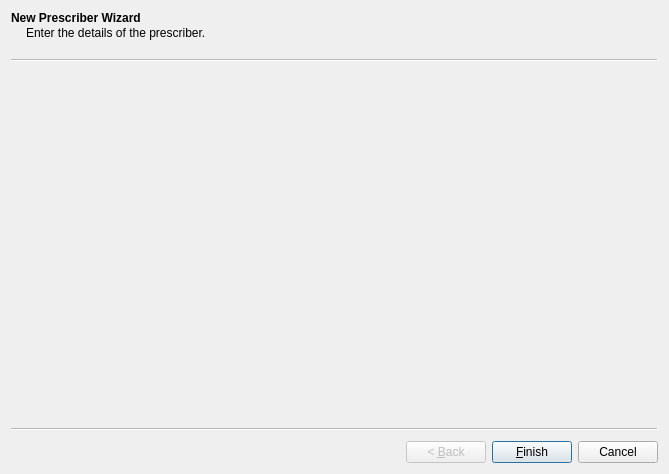
The window that mtrack/alterprescriberwizard.ui (kyledevans/Medicine-Track) describes before a commit, drawn with Qt 5.
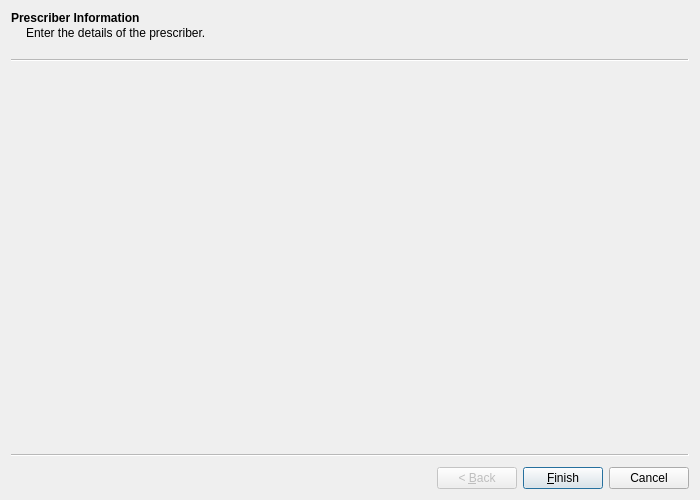
The same window after the commit. Custom widgets are drawn as their Qt base class.

Diff of the .ui file:
```diff
--- a/mtrack/alterprescriberwizard.ui
+++ b/mtrack/alterprescriberwizard.ui
@@ -2,20 +2,30 @@
 <ui version="4.0">
  <class>AlterPrescriberWizard</class>
  <widget class="QWizard" name="AlterPrescriberWizard">
-  <property name="geometry">
-   <rect>
-    <x>0</x>
-    <y>0</y>
-    <width>669</width>
-    <height>474</height>
-   </rect>
+  <property name="sizePolicy">
+   <sizepolicy hsizetype="Fixed" vsizetype="Fixed">
+    <horstretch>0</horstretch>
+    <verstretch>0</verstretch>
+   </sizepolicy>
+  </property>
+  <property name="minimumSize">
+   <size>
+    <width>700</width>
+    <height>500</height>
+   </size>
+  </property>
+  <property name="maximumSize">
+   <size>
+    <width>700</width>
+    <height>500</height>
+   </size>
   </property>
   <property name="windowTitle">
    <string>Wizard</string>
   </property>
   <widget class="APrescriberPage_Page00" name="page00">
    <property name="title">
-    <string>New Prescriber Wizard</string>
+    <string>Prescriber Information</string>
    </property>
    <property name="subTitle">
     <string>Enter the details of the prescriber.</string>
```
Left out of the diff: 2 changed lines with no effect on the pictures.
